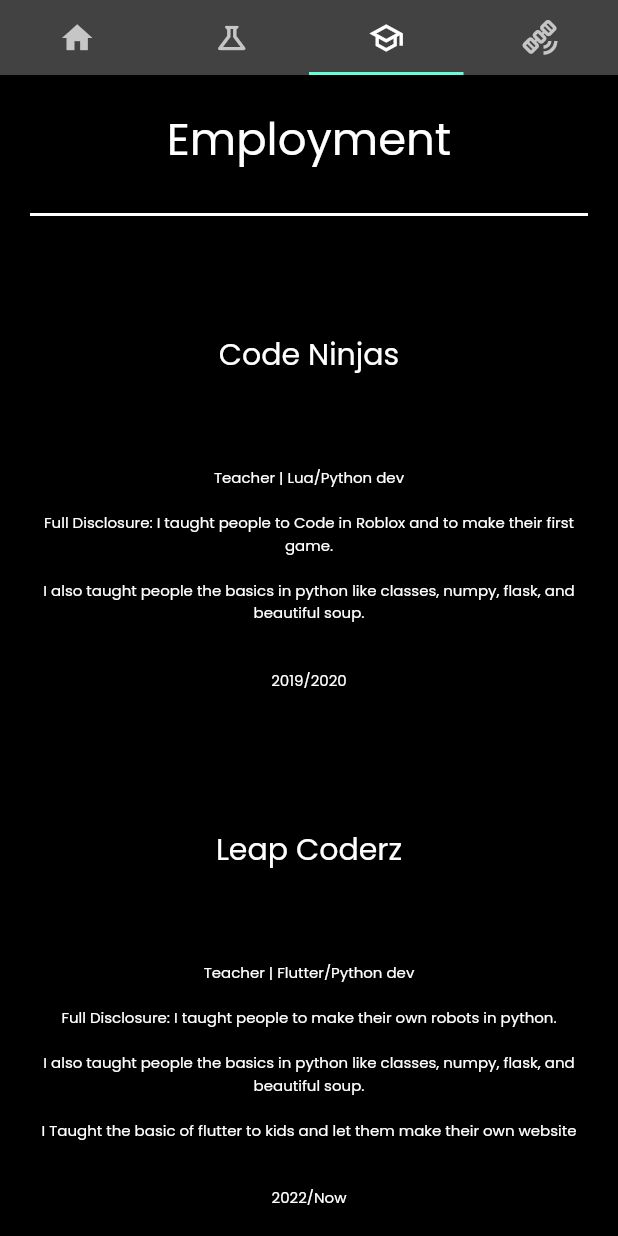
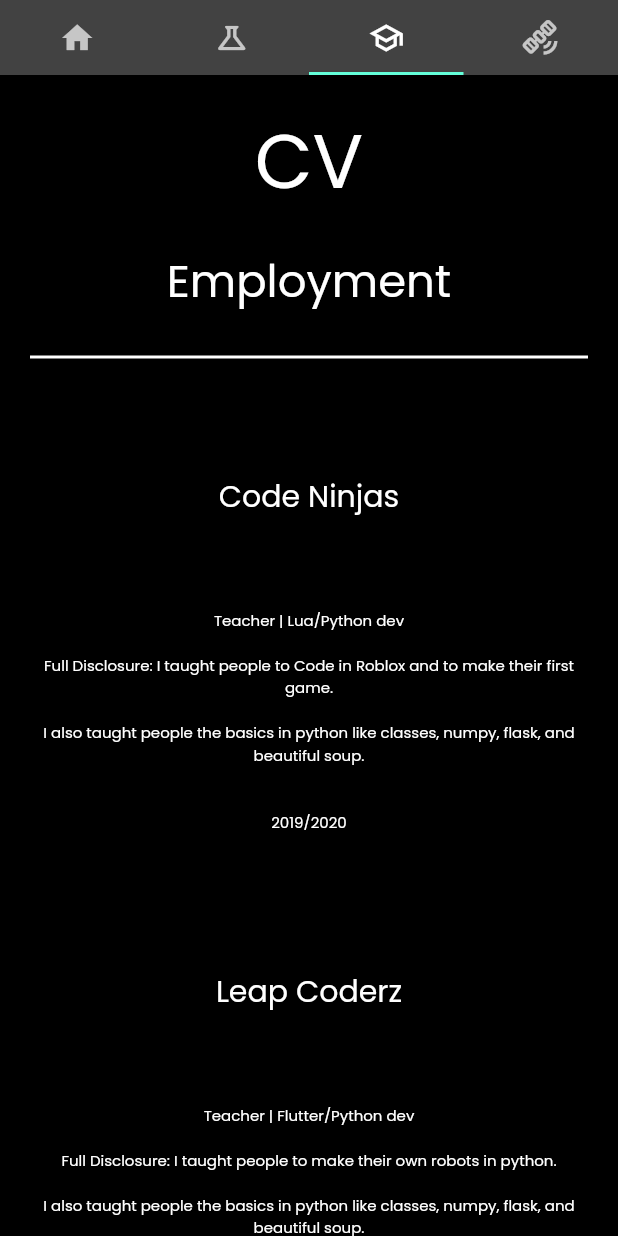
Before and after one commit to ekam-g/carghai_website, a Flutter app: the screen it shows after launch, tab 3 chosen, on a phone screen of 412 x 824 dp. Run offline on Flutter 3.47's test engine with Material 2 defaults, Android fonts, the phone set to English and light mode, and no system bars; our stand-ins replace auto_size_text.

Commit message:
job tab shcanges

```diff
--- a/lib/screens/jobtab.dart
+++ b/lib/screens/jobtab.dart
@@ -25,6 +25,8 @@
                   body: Center(
                       child: Column(
                 children: [
+                  const SizedBox(height: 20),
+                  coolText(text: "CV", fontSize: 80),
                   const SizedBox(height: 20),
                   coolText(text: "Employment", fontSize: 60),
                   const SizedBox(
@@ -142,6 +144,8 @@
                   body: Center(
                       child: Column(
                 children: [
+                  const SizedBox(height: 20),
+                  coolText(text: "CV", fontSize: 50),
                   const SizedBox(height: 20),
                   coolText(text: "Employment", fontSize: 30),
                   const Padding(
```
Also changed, not shown: lib/screens/socialsTab.dart (+0 -9 lines), 1 other file.
